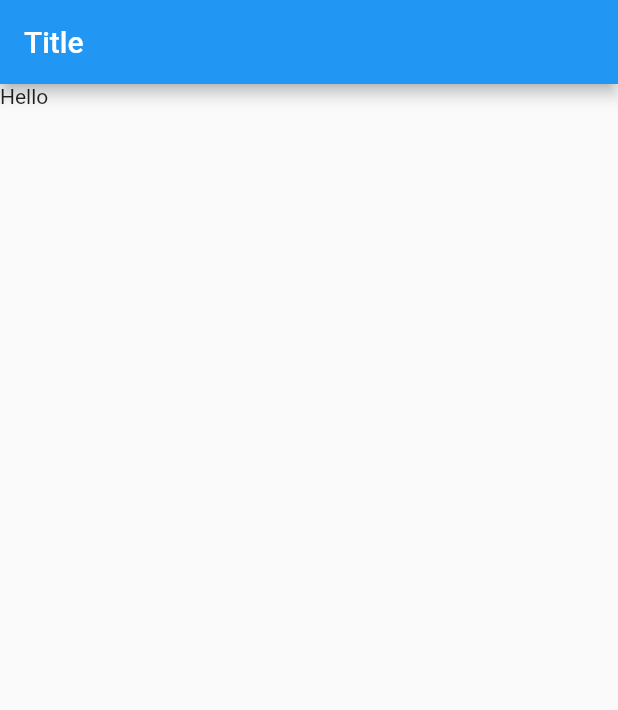
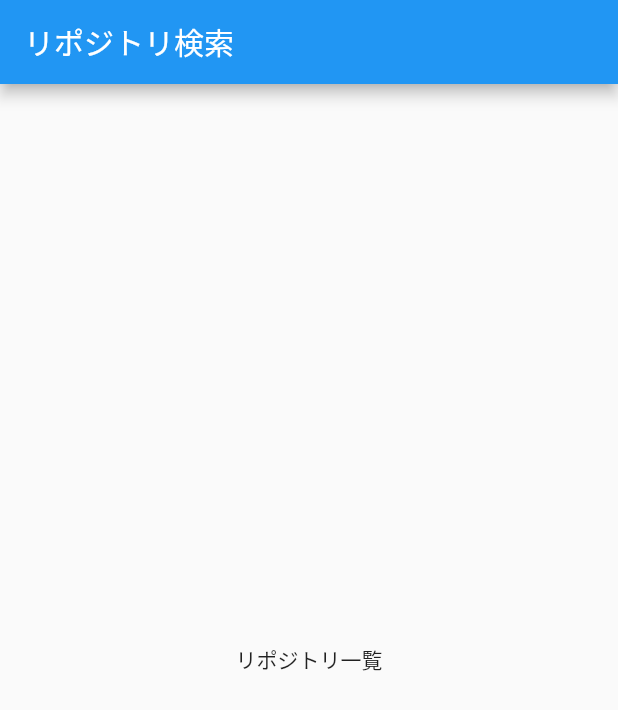
Before and after one commit to tochi86/flutter_search_repo, a Flutter app: the screen it shows after launch, on a phone screen of 412 x 824 dp. Shown: the top 710 px of the screen. Run offline on Flutter 3.47's test engine with Material 2 defaults, Android fonts, the phone set to English and light mode, and no system bars; our stand-ins replace flutter_riverpod, freezed_annotation, riverpod.

Commit message:
RepoListPageを追加し、初期画面として表示

```diff
--- a/lib/main.dart
+++ b/lib/main.dart
@@ -1,7 +1,9 @@
 import 'package:flutter/material.dart';
+import 'package:flutter_riverpod/flutter_riverpod.dart';
+import 'package:search_repo/ui/repo_list/repo_list_page.dart';
 
 void main() {
-  runApp(const MyApp());
+  runApp(const ProviderScope(child: MyApp()));
 }
 
 class MyApp extends StatelessWidget {
@@ -14,12 +16,7 @@ class MyApp extends StatelessWidget {
       theme: ThemeData(
         primarySwatch: Colors.blue,
       ),
-      home: Scaffold(
-        appBar: AppBar(
-          title: const Text('Title'),
-        ),
-        body: const Text('Hello'),
-      ),
+      home: const RepoListPage(),
     );
   }
 }
--- /dev/null
+++ b/lib/ui/repo_list/repo_list_page.dart
@@ -0,0 +1,18 @@
+import 'package:flutter/material.dart';
+import 'package:flutter_riverpod/flutter_riverpod.dart';
+
+class RepoListPage extends ConsumerWidget {
+  const RepoListPage({Key? key}) : super(key: key);
+
+  @override
+  Widget build(BuildContext context, WidgetRef ref) {
+    return Scaffold(
+      appBar: AppBar(
+        title: const Text('リポジトリ検索'),
+      ),
+      body: const Center(
+        child: Text('リポジトリ一覧'),
+      ),
+    );
+  }
+}
```
